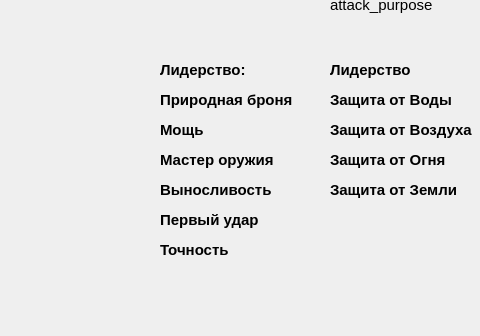
Before: the Qt Designer form client_dir/unit_details.ui in Erepb-89/disciples_mobile, drawn with Qt 5; both pictures show x 330 to 810 and y 490 to 826 of the 914 by 826 pixel window.
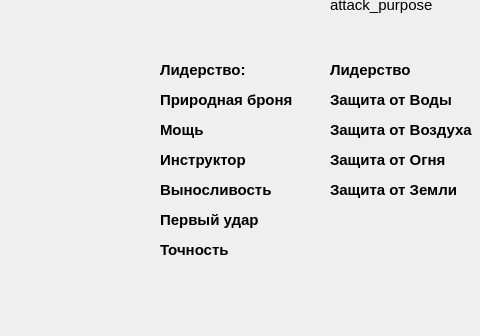
After: the same form once the commit is applied.

What changed in the file:
```diff
--- a/client_dir/unit_details.ui
+++ b/client_dir/unit_details.ui
@@ -522,7 +522,7 @@
     <string>Все юниты в группе предводителя получают на 25% больше опыта в бою</string>
    </property>
    <property name="text">
-    <string>Мастер оружия</string>
+    <string>Инструктор</string>
    </property>
   </widget>
   <widget class="QLabel" name="endurance">
```
